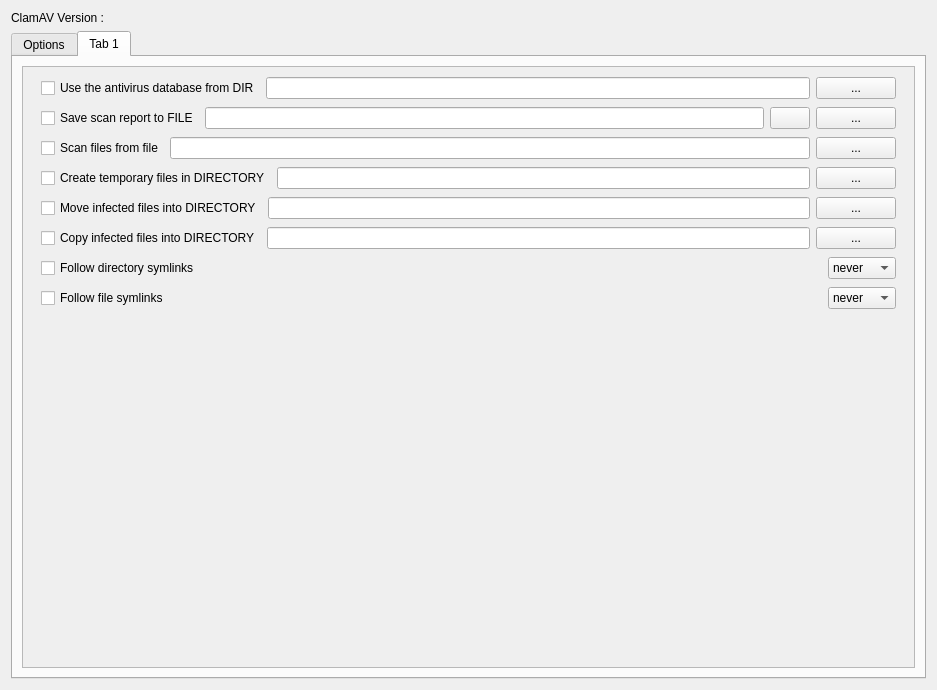
Above: ui/optionsdialog.ui from robinking623/clamav-gui before the change. Below: the same form after it.
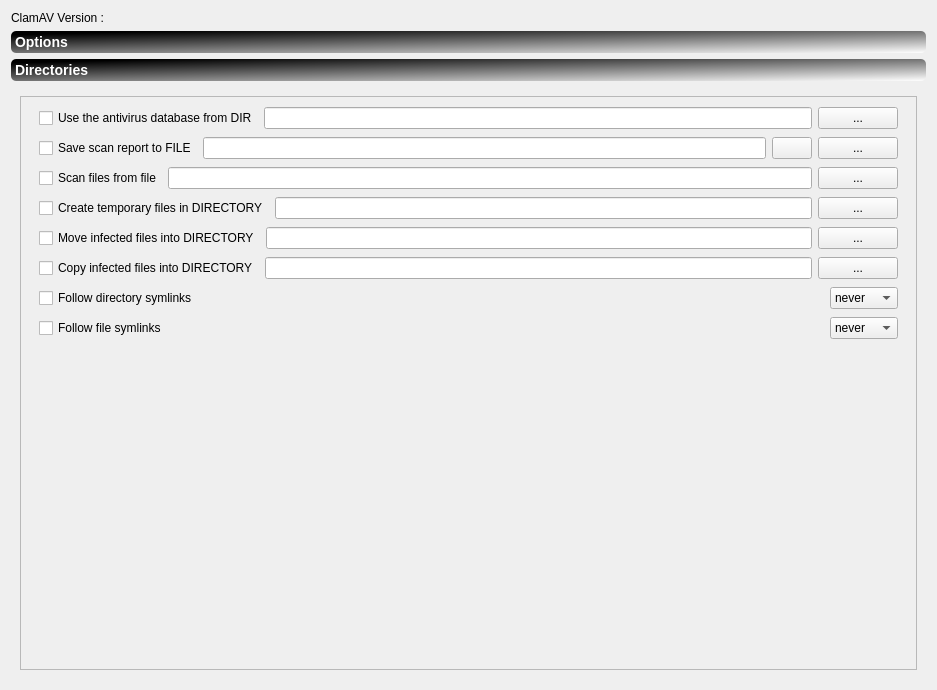
That is the form after the change. The open tabs and pages were chosen to show the change. Icons and pictures are not drawn.

Diff of the .ui file:
```diff
--- a/ui/optionsdialog.ui
+++ b/ui/optionsdialog.ui
@@ -16,26 +16,46 @@
   <property name="windowOpacity">
    <double>1.000000000000000</double>
   </property>
-  <layout class="QGridLayout" name="gridLayout_5">
-   <item row="1" column="0">
-    <widget class="QTabWidget" name="tabWidget">
+  <layout class="QVBoxLayout" name="verticalLayout_6">
+   <item>
+    <widget class="QLabel" name="versionLabel">
+     <property name="text">
+      <string>ClamAV Version : </string>
+     </property>
+    </widget>
+   </item>
+   <item>
+    <widget class="QToolBox" name="tabWidget">
+     <property name="styleSheet">
+      <string notr="true">QToolBox::tab {
+	font-weight:bold;
+	font-size:14px;
+	background-color: qlineargradient(spread:pad, x1:0.005, y1:0.006, x2:1, y2:1, stop:0.0819672 rgba(0, 0, 0, 255), stop:1 rgba(255, 255, 255, 255));
+	color: white;
+	border-radius:5px;
+}
+</string>
+     </property>
      <property name="currentIndex">
       <number>0</number>
      </property>
-     <property name="iconSize">
-      <size>
-       <width>22</width>
-       <height>22</height>
-      </size>
-     </property>
-     <widget class="QWidget" name="tab">
+     <widget class="QWidget" name="page">
+      <property name="geometry">
+       <rect>
+        <x>0</x>
+        <y>0</y>
+        <width>919</width>
+        <height>590</height>
+       </rect>
+      </property>
       <attribute name="icon">
-       <iconset theme="contact-new"/>
+       <iconset resource="../resources.qrc">
+        <normaloff>:/icons/icons/homefolder.png</normaloff>:/icons/icons/homefolder.png</iconset>
       </attribute>
-      <attribute name="title">
+      <attribute name="label">
        <string>Options</string>
       </attribute>
-      <layout class="QVBoxLayout" name="verticalLayout_3">
+      <layout class="QVBoxLayout" name="verticalLayout_5">
        <item>
         <widget class="QGroupBox" name="groupBox">
          <property name="title">
@@ -122,8 +142,8 @@
               <rect>
                <x>0</x>
                <y>0</y>
-               <width>871</width>
-               <height>499</height>
+               <width>875</width>
+               <height>475</height>
               </rect>
              </property>
              <layout class="QHBoxLayout" name="horizontalLayout_10">
@@ -190,16 +210,24 @@
        </item>
       </layout>
      </widget>
-     <widget class="QWidget" name="pathTab">
+     <widget class="QWidget" name="page_2">
+      <property name="geometry">
+       <rect>
+        <x>0</x>
+        <y>0</y>
+        <width>919</width>
+        <height>590</height>
+       </rect>
+      </property>
       <attribute name="icon">
        <iconset resource="../resources.qrc">
         <normaloff>:/icons/icons/directories.png</normaloff>:/icons/icons/directories.png</iconset>
       </attribute>
-      <attribute name="title">
-       <string>Tab 1</string>
+      <attribute name="label">
+       <string>Directories</string>
       </attribute>
-      <layout class="QGridLayout" name="gridLayout">
-       <item row="0" column="0">
+      <layout class="QVBoxLayout" name="verticalLayout_3">
+       <item>
         <widget class="QScrollArea" name="scrollArea">
          <property name="widgetResizable">
           <bool>true</bool>
@@ -209,8 +237,8 @@
            <rect>
             <x>0</x>
             <y>0</y>
-            <width>895</width>
-            <height>594</height>
+            <width>899</width>
+            <height>570</height>
            </rect>
           </property>
           <layout class="QGridLayout" name="gridLayout_7">
@@ -635,13 +663,6 @@
      </widget>
     </widget>
    </item>
-   <item row="0" column="0">
-    <widget class="QLabel" name="versionLabel">
-     <property name="text">
-      <string>ClamAV Version : </string>
-     </property>
-    </widget>
-   </item>
   </layout>
  </widget>
  <resources>
```
